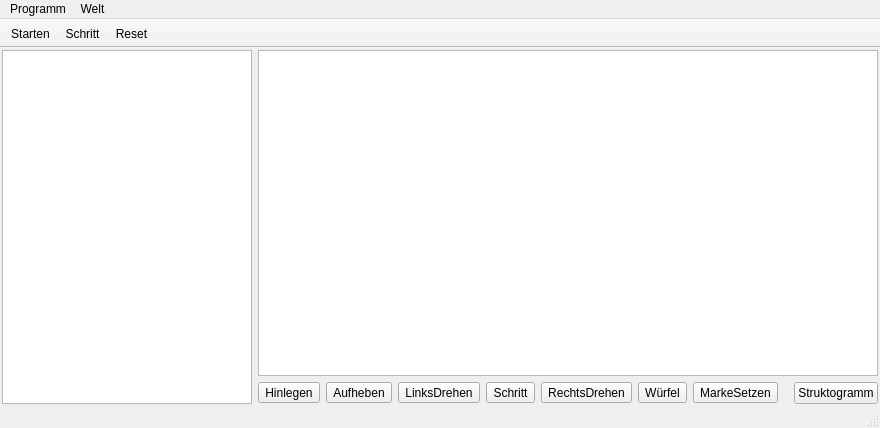
The window that RobotSteve/mainwindow.ui (Vogtinator/RobotSteve) describes before a commit, drawn with Qt 5.
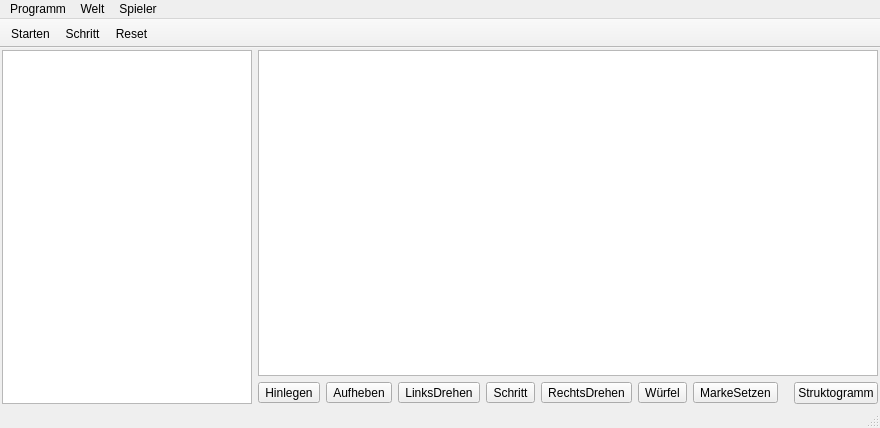
The same window after the commit. Icons and pictures are not drawn.

Patch:
```diff
--- a/RobotSteve/mainwindow.ui
+++ b/RobotSteve/mainwindow.ui
@@ -245,10 +245,17 @@
     <addaction name="actionSettingsWorld"/>
     <addaction name="actionResetWorld"/>
     <addaction name="separator"/>
-    <addaction name="actionPlayerWorld"/>
+   </widget>
+   <widget class="QMenu" name="menuPlayer">
+    <property name="title">
+     <string>Spieler</string>
+    </property>
+    <addaction name="actionDefaultTexture"/>
+    <addaction name="actionLoadTexture"/>
    </widget>
    <addaction name="menuFile"/>
    <addaction name="menuWorld"/>
+   <addaction name="menuPlayer"/>
   </widget>
   <widget class="QToolBar" name="mainToolBar">
    <property name="movable">
```
Left out of the diff: 15 changed lines with no effect on the pictures.
